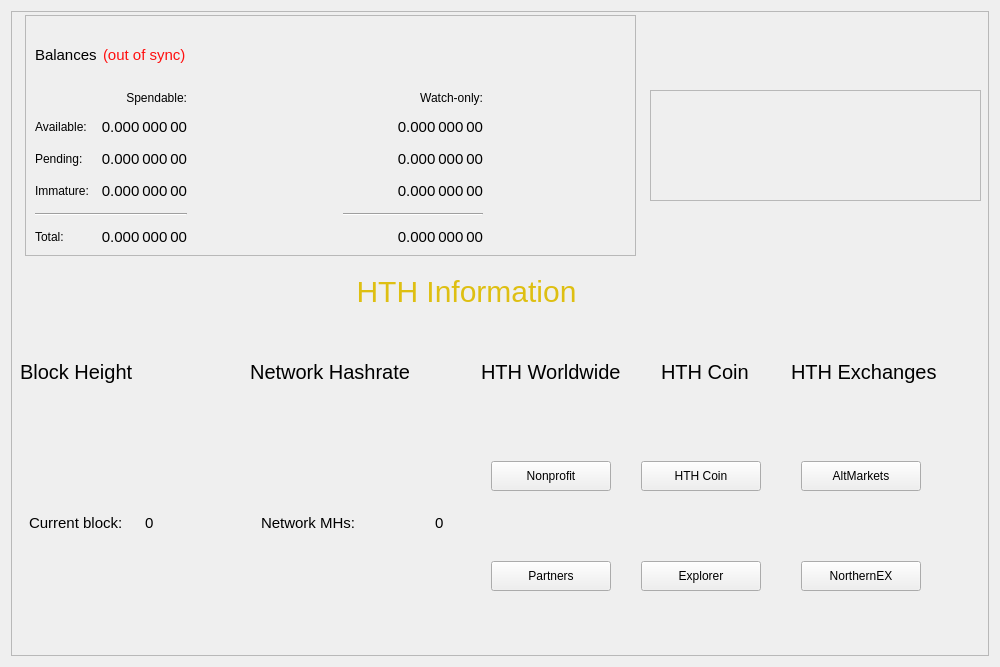
Above: src/qt/forms/overviewpage.ui from HTHcoin/helpthehomelesscoin before the change. Below: the same form after it.
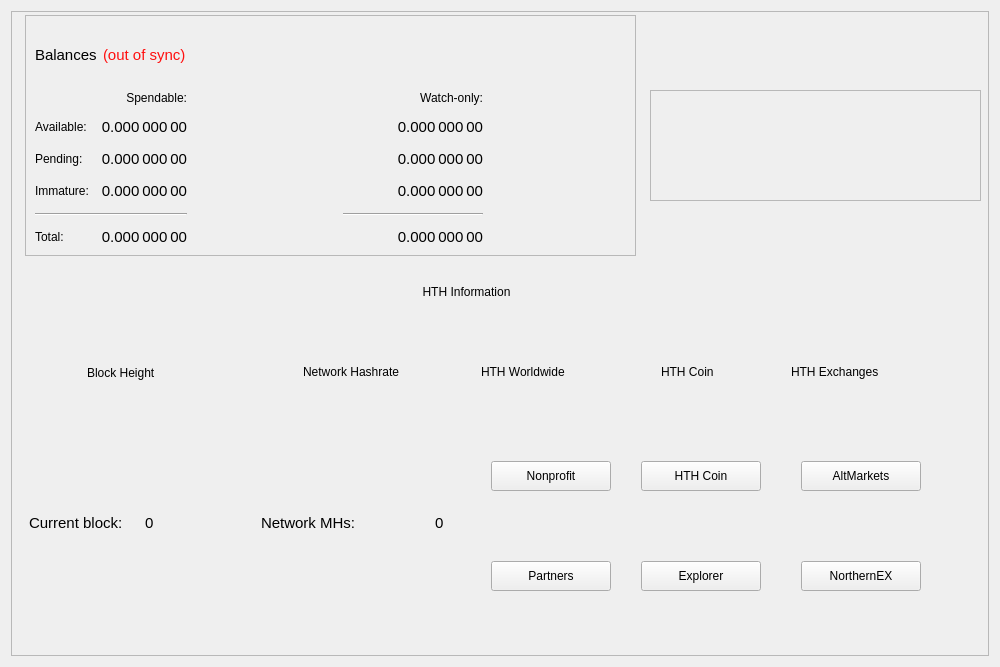
That is the form after the change.

What changed in the file:
```diff
--- a/src/qt/forms/overviewpage.ui
+++ b/src/qt/forms/overviewpage.ui
@@ -80,11 +80,10 @@
        </item>
        <item>
         <layout class="QHBoxLayout" name="horizontalLayout_14">
-         <item alignment="Qt::AlignLeft|Qt::AlignVCenter">
-          <widget class="QLabel" name="label">
+         <item alignment="Qt::AlignHCenter">
+          <widget class="QLabel" name="label_7">
            <property name="styleSheet">
-            <string notr="true">border: transparent;
-font-size: 20px;</string>
+            <string notr="true"/>
            </property>
            <property name="text">
             <string>Block Height</string>
@@ -107,11 +106,10 @@
            </property>
           </spacer>
          </item>
-         <item alignment="Qt::AlignLeft|Qt::AlignVCenter">
+         <item alignment="Qt::AlignHCenter|Qt::AlignVCenter">
           <widget class="QLabel" name="label_24hblockchaininfo_1">
            <property name="styleSheet">
-            <string notr="true">border: transparent;
-font-size: 20px;</string>
+            <string notr="true"/>
            </property>
            <property name="text">
             <string>Network Hashrate</string>
@@ -167,7 +165,7 @@
              </size>
             </property>
             <property name="styleSheet">
-             <string notr="true">font-size: 15px</string>
+             <string notr="true"/>
             </property>
             <property name="text">
              <string>Current block:</string>
@@ -192,7 +190,7 @@
              </size>
             </property>
             <property name="styleSheet">
-             <string notr="true">font-size: 15px;</string>
+             <string notr="true"/>
             </property>
             <property name="text">
              <string>0</string>
@@ -215,7 +213,7 @@
           <item row="3" column="2">
            <widget class="QLabel" name="label_Nethash_3">
             <property name="styleSheet">
-             <string notr="true">font-size: 15px;</string>
+             <string notr="true"/>
             </property>
             <property name="text">
              <string>Network MHs:</string>
@@ -417,7 +415,7 @@
        </rect>
       </property>
       <property name="styleSheet">
-       <string notr="true">font-size: 20px;</string>
+       <string notr="true"/>
       </property>
       <property name="text">
        <string>HTH Worldwide</string>
@@ -433,7 +431,7 @@
        </rect>
       </property>
       <property name="styleSheet">
-       <string notr="true">font-size: 20px;</string>
+       <string notr="true"/>
       </property>
       <property name="text">
        <string>HTH Coin</string>
@@ -449,7 +447,7 @@
        </rect>
       </property>
       <property name="styleSheet">
-       <string notr="true">font-size: 20px;</string>
+       <string notr="true"/>
       </property>
       <property name="text">
        <string>HTH Exchanges</string>
@@ -496,8 +494,7 @@
        </rect>
       </property>
       <property name="styleSheet">
-       <string notr="true">font-size: 30px;
-color: #debf12;</string>
+       <string notr="true"/>
       </property>
       <property name="text">
        <string>HTH Information</string>
```
